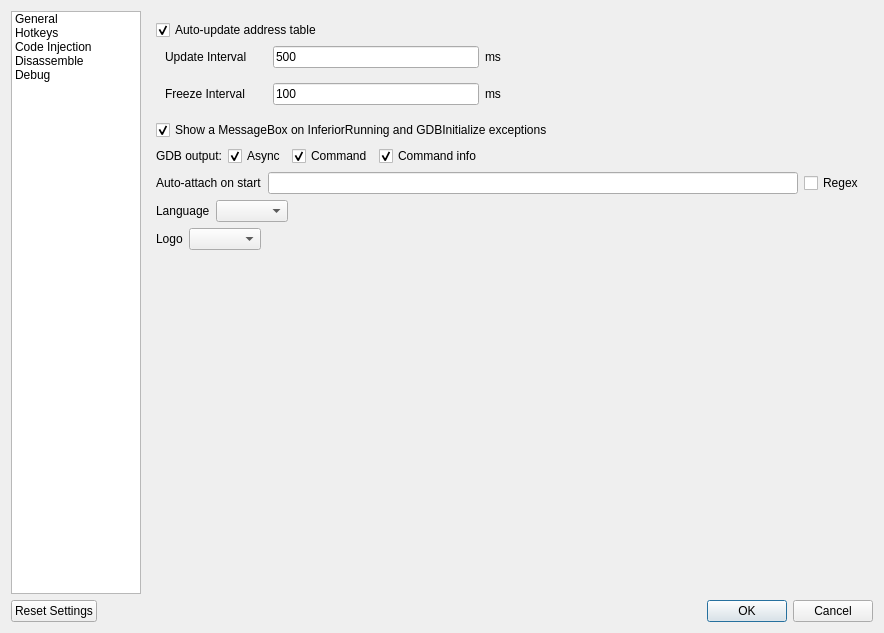
korcankaraokcu/PINCE, file GUI/SettingsDialog.ui: the form before one commit.
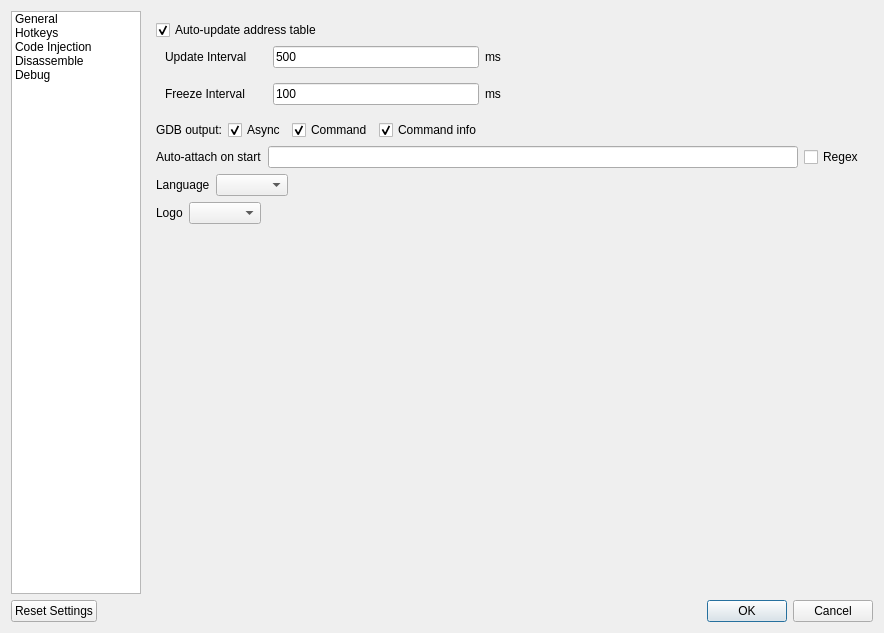
The form after the commit.

Commit message: Remove show_messagebox_on_exception

The edit to the form file:
```diff
--- a/GUI/SettingsDialog.ui
+++ b/GUI/SettingsDialog.ui
@@ -205,16 +205,6 @@
                </item>
               </layout>
              </item>
-             <item>
-              <widget class="QCheckBox" name="checkBox_MessageBoxOnException">
-               <property name="text">
-                <string>Show a MessageBox on InferiorRunning and GDBInitialize exceptions</string>
-               </property>
-               <property name="checked">
-                <bool>true</bool>
-               </property>
-              </widget>
-             </item>
              <item>
               <layout class="QHBoxLayout" name="horizontalLayout_3">
                <item>
```
The commit also changes 4 other files.
